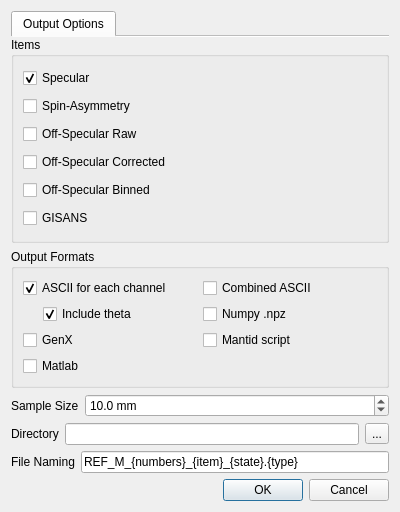
First picture: the form in designer/ui_reduce_dialog.ui, repository neutrons/reflectivity_ui, before the edit.
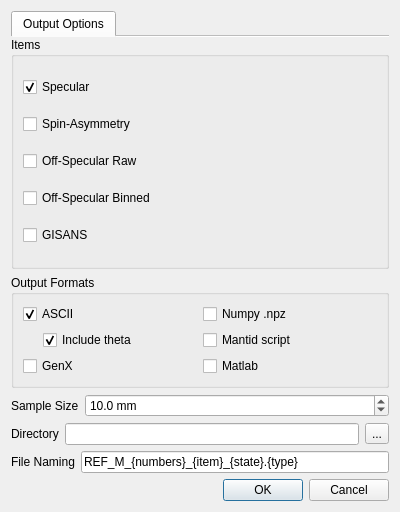
Second picture: the form after the edit. Icons and pictures are not drawn.

Commit message: Get rid of combined ascii output

```diff
--- a/designer/ui_reduce_dialog.ui
+++ b/designer/ui_reduce_dialog.ui
@@ -82,13 +82,6 @@
             </property>
            </widget>
           </item>
-          <item>
-           <widget class="QCheckBox" name="exportOffSpecularCorr">
-            <property name="text">
-             <string>Off-Specular Corrected</string>
-            </property>
-           </widget>
-          </item>
           <item>
            <widget class="QCheckBox" name="exportOffSpecularSmoothed">
             <property name="text">
@@ -114,28 +107,23 @@
          <layout class="QGridLayout" name="gridLayout">
           <item row="0" column="0">
            <widget class="QCheckBox" name="multiAscii">
+            <property name="enabled">
+             <bool>true</bool>
+            </property>
+            <property name="mouseTracking">
+             <bool>true</bool>
+            </property>
             <property name="text">
-             <string>ASCII for each channel</string>
+             <string>ASCII</string>
+            </property>
+            <property name="checkable">
+             <bool>true</bool>
             </property>
             <property name="checked">
              <bool>true</bool>
             </property>
            </widget>
           </item>
-          <item row="0" column="1">
-           <widget class="QCheckBox" name="combinedAscii">
-            <property name="text">
-             <string>Combined ASCII</string>
-            </property>
-           </widget>
-          </item>
-          <item row="1" column="1">
-           <widget class="QCheckBox" name="numpy">
-            <property name="text">
-             <string>Numpy .npz</string>
-            </property>
-           </widget>
-          </item>
           <item row="2" column="0">
            <widget class="QCheckBox" name="genx">
             <property name="text">
@@ -143,20 +131,6 @@
             </property>
            </widget>
           </item>
-          <item row="2" column="1">
-           <widget class="QCheckBox" name="mantid_script_checkbox">
-            <property name="text">
-             <string>Mantid script</string>
-            </property>
-           </widget>
-          </item>
-          <item row="3" column="0">
-           <widget class="QCheckBox" name="matlab">
-            <property name="text">
-             <string>Matlab</string>
-            </property>
-           </widget>
-          </item>
           <item row="1" column="0">
            <layout class="QHBoxLayout" name="horizontalLayout">
             <item>
@@ -190,6 +164,27 @@
             </item>
            </layout>
           </item>
+          <item row="0" column="1">
+           <widget class="QCheckBox" name="numpy">
+            <property name="text">
+             <string>Numpy .npz</string>
+            </property>
+           </widget>
+          </item>
+          <item row="1" column="1">
+           <widget class="QCheckBox" name="mantid_script_checkbox">
+            <property name="text">
+             <string>Mantid script</string>
+            </property>
+           </widget>
+          </item>
+          <item row="2" column="1">
+           <widget class="QCheckBox" name="matlab">
+            <property name="text">
+             <string>Matlab</string>
+            </property>
+           </widget>
+          </item>
          </layout>
         </widget>
        </item>
```
Left out of the diff: 3 changed lines with no effect on the pictures. The commit also changes 5 other files.
